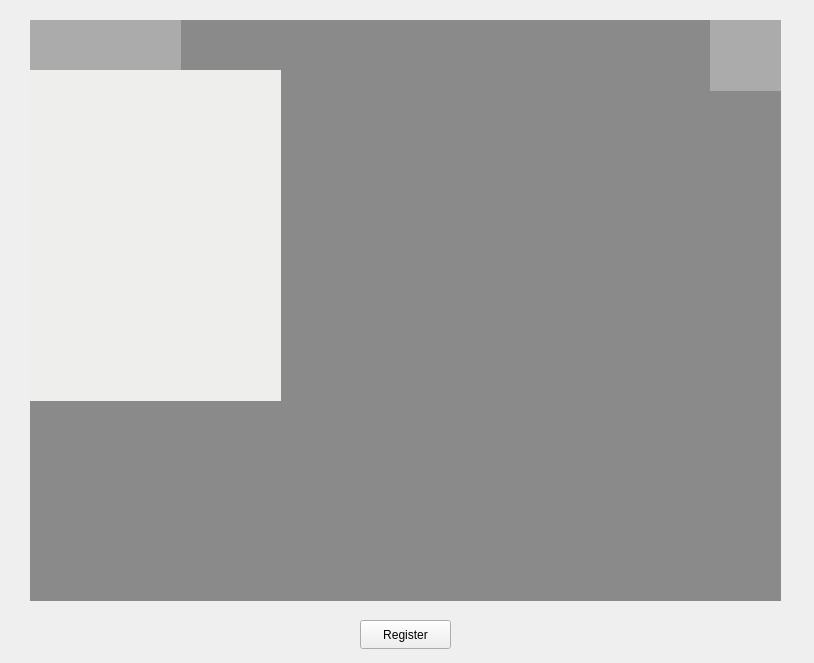
The window that gui/mainwindow.ui (Liu8018/facerec-gui3) describes before a commit, drawn with Qt 5.
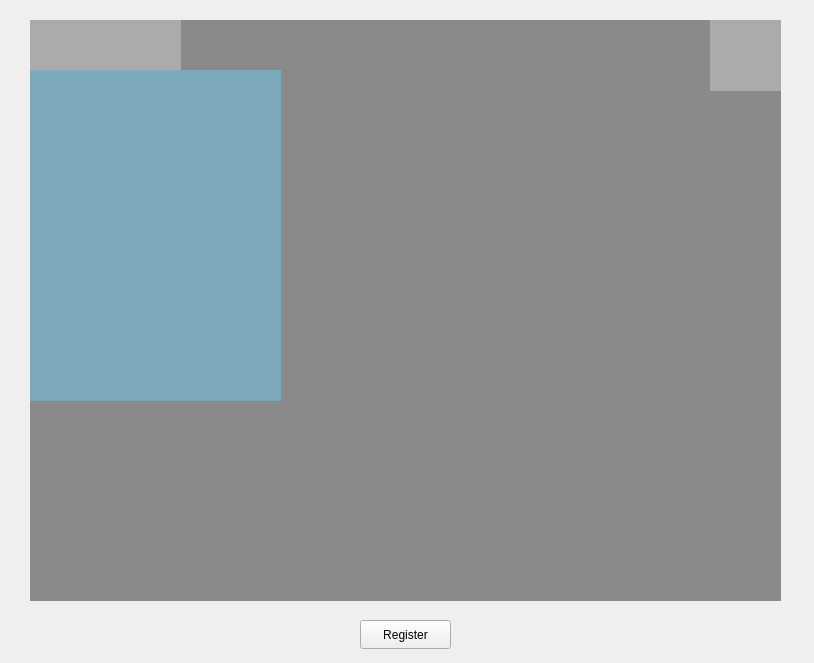
The same window after the commit. Icons and pictures are not drawn.

```diff
--- a/gui/mainwindow.ui
+++ b/gui/mainwindow.ui
@@ -87,7 +87,7 @@
      </rect>
     </property>
     <property name="styleSheet">
-     <string notr="true">background-color: rgb(238, 238, 236);</string>
+     <string notr="true">background-color: rgba(121, 174, 198, 211);</string>
     </property>
     <property name="text">
      <string/>
```
Left out of the diff: 4 changed lines with no effect on the pictures.
